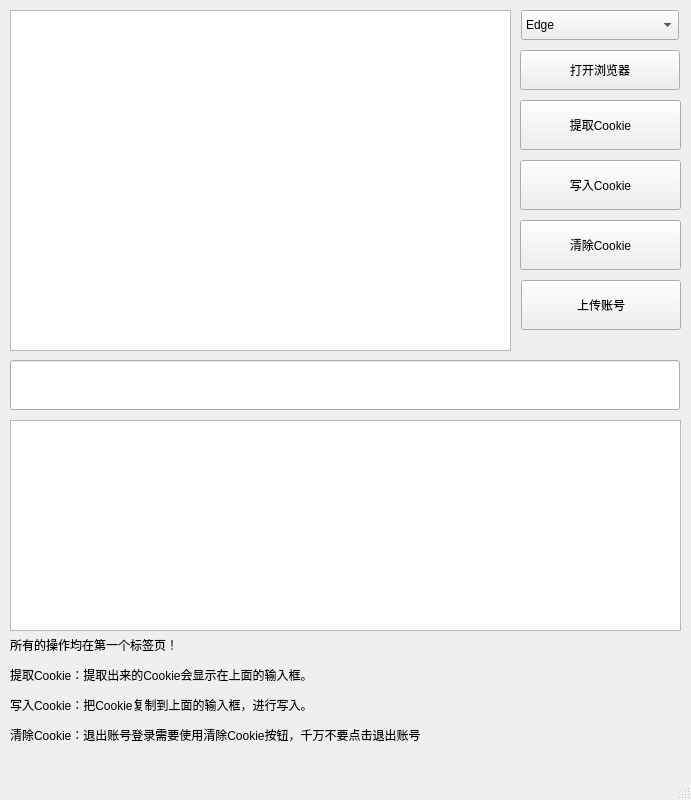
The window that 致简/写入与读取Cookie/inputandget.ui (932755233/FormatID) describes before a commit, drawn with Qt 5.
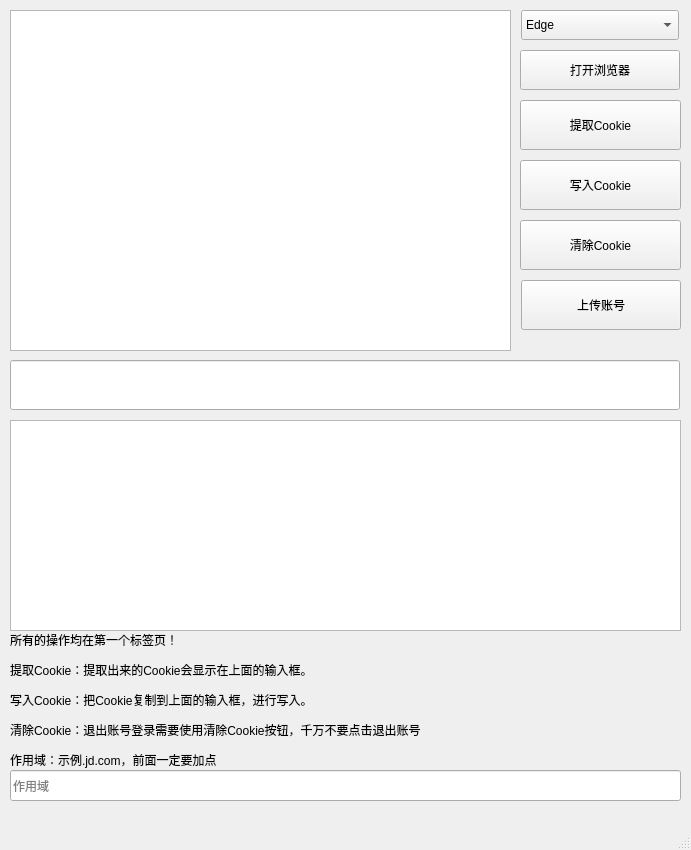
The same window after the commit.

What changed in the file:
```diff
--- a/致简/写入与读取Cookie/inputandget.ui
+++ b/致简/写入与读取Cookie/inputandget.ui
@@ -10,7 +10,7 @@
     <x>0</x>
     <y>0</y>
     <width>691</width>
-    <height>800</height>
+    <height>850</height>
    </rect>
   </property>
   <property name="minimumSize">
@@ -22,7 +22,7 @@
   <property name="maximumSize">
    <size>
     <width>691</width>
-    <height>800</height>
+    <height>850</height>
    </size>
   </property>
   <property name="windowTitle">
@@ -87,11 +87,11 @@
       <x>10</x>
       <y>630</y>
       <width>691</width>
-      <height>121</height>
+      <height>141</height>
      </rect>
     </property>
     <property name="text">
-     <string>&lt;html&gt;&lt;head/&gt;&lt;body&gt;&lt;p&gt;所有的操作均在第一个标签页！&lt;/p&gt;&lt;p&gt;提取Cookie：提取出来的Cookie会显示在上面的输入框。&lt;/p&gt;&lt;p&gt;写入Cookie：把Cookie复制到上面的输入框，进行写入。&lt;/p&gt;&lt;p&gt;清除Cookie：退出账号登录需要使用清除Cookie按钮，千万不要点击退出账号&lt;/p&gt;&lt;/body&gt;&lt;/html&gt;</string>
+     <string>&lt;html&gt;&lt;head/&gt;&lt;body&gt;&lt;p&gt;所有的操作均在第一个标签页！&lt;/p&gt;&lt;p&gt;提取Cookie：提取出来的Cookie会显示在上面的输入框。&lt;/p&gt;&lt;p&gt;写入Cookie：把Cookie复制到上面的输入框，进行写入。&lt;/p&gt;&lt;p&gt;清除Cookie：退出账号登录需要使用清除Cookie按钮，千万不要点击退出账号&lt;/p&gt;&lt;p&gt;作用域：示例.jd.com，前面一定要加点&lt;/p&gt;&lt;/body&gt;&lt;/html&gt;</string>
     </property>
     <property name="textFormat">
      <enum>Qt::AutoText</enum>
@@ -174,6 +174,19 @@
      </rect>
     </property>
    </widget>
+   <widget class="QLineEdit" name="le_zuoyongyu">
+    <property name="geometry">
+     <rect>
+      <x>10</x>
+      <y>770</y>
+      <width>671</width>
+      <height>31</height>
+     </rect>
+    </property>
+    <property name="placeholderText">
+     <string>作用域</string>
+    </property>
+   </widget>
   </widget>
   <widget class="QMenuBar" name="menubar">
    <property name="geometry">
```
